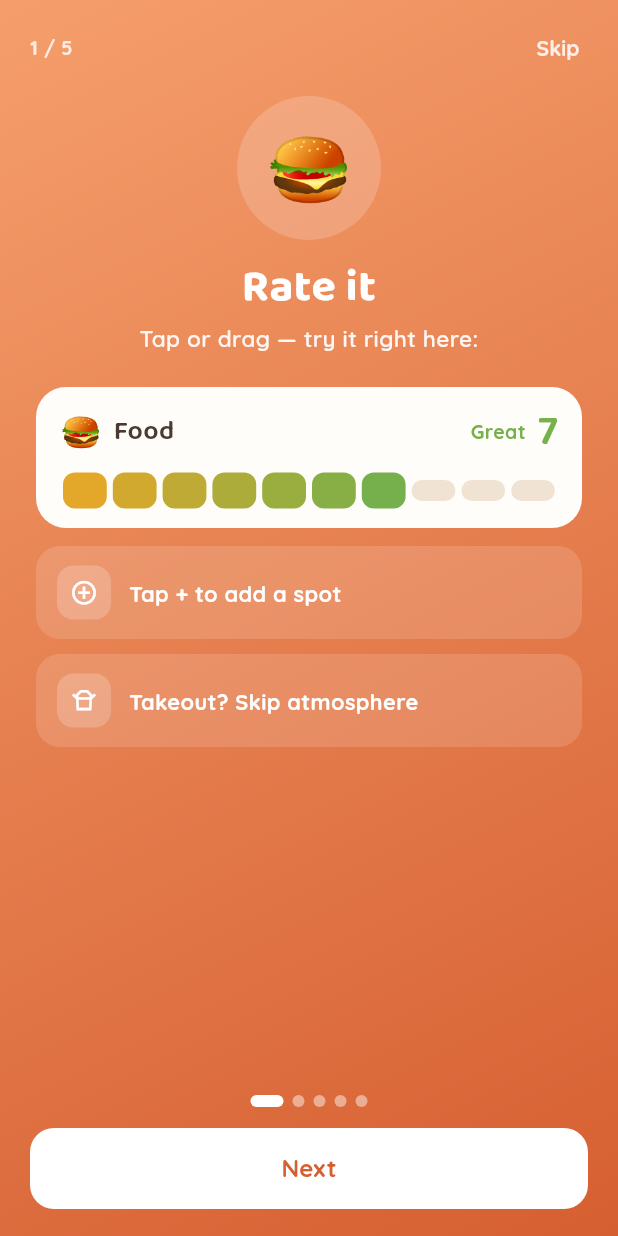
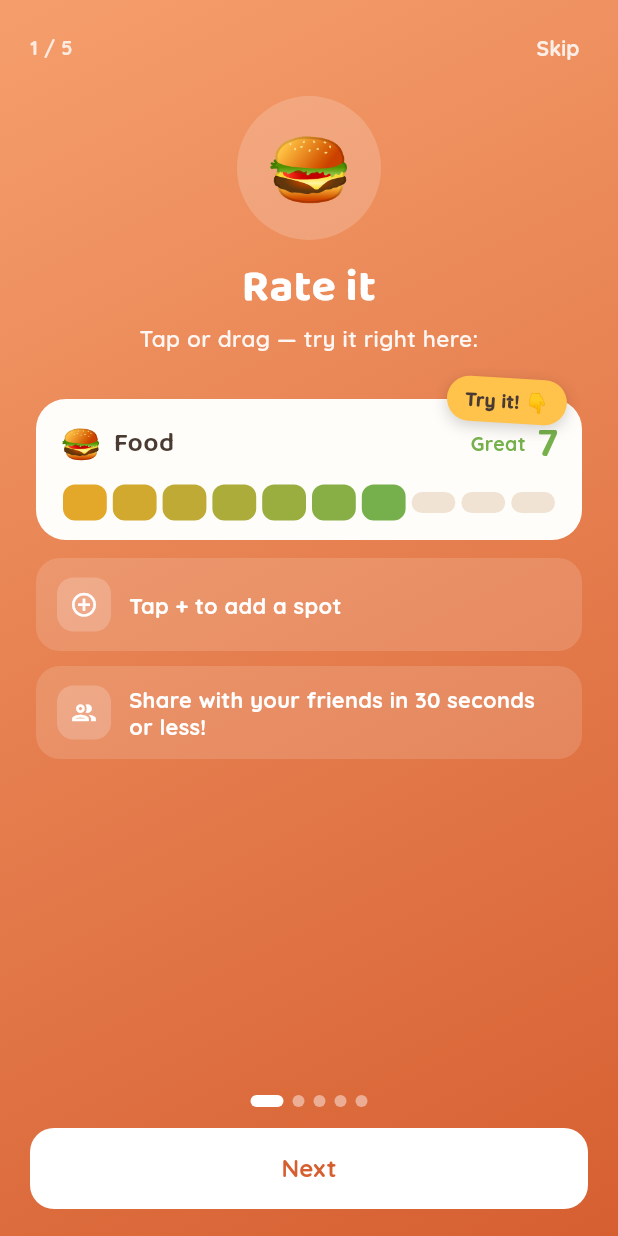
Before and after one commit to AviCagan/Restaurant-tracking, a Flutter app: the screen it shows once a user with an empty profile is signed in, on a phone screen of 412 x 824 dp. Run offline on Flutter 3.47's test engine with Material 3 defaults, Android fonts, the phone set to English and light mode, and no system bars; our stand-ins replace cached_network_image, cloud_firestore, firebase_auth, firebase_core, firebase_storage, flutter_local_notifications and 9 more; missing offline and left inert: dart:js_interop; accounts and stored records are empty; generated files the repository leaves out were written again.

Commit message:
Tour dismissal without navigation, Try-it bubble, copy tweaks
- First-run tour no longer relies on Navigator.pop to dismiss (which was
  failing on the deployed web while working on Android): MainScaffold now
  renders the tour in place until the tour-seen flag flips, so Skip and
  "Let's eat!" are a pure state change that behaves identically on every
  platform. Settings replays still arrive as a pushed route, which the
  same finish handler pops.
- A honey "Try it! 👇" bubble sits on the corner of the live rating bar.
- Page-one bullet now reads "Share with your friends in 30 seconds or
  less!" and the Food Map lead bullet is "Check out where all the good
  spots are at!".

Co-Authored-By: Claude Fable 5 <noreply@anthropic.com>
Claude-Session: https://claude.ai/code/session_01EyujdCbA9PVdFpE7vHT831

```diff
--- a/lib/screens/main_scaffold.dart
+++ b/lib/screens/main_scaffold.dart
@@ -39,11 +39,9 @@ class _MainScaffoldState extends State<MainScaffold> {
     super.initState();
     WidgetsBinding.instance.addPostFrameCallback((_) async {
       if (!mounted) return;
-      // First time in the app: show the quick tour.
-      if (!AppPrefs.tourSeen.value) {
-        TourScreen.show(context);
-        return;
-      }
+      // First launch shows the tour (rendered in-place by build) — skip
+      // the Wrapped check until a later launch.
+      if (!AppPrefs.tourSeen.value) return;
       // On the 1st of the month: last month's Wrapped (once).
       final now = DateTime.now();
       final lastMonth = DateTime(now.year, now.month - 1, 1);
@@ -92,6 +90,20 @@ class _MainScaffoldState extends State<MainScaffold> {
   @override
   Widget build(BuildContext context) {
     final topInset = MediaQuery.of(context).padding.top;
+    return ValueListenableBuilder<bool>(
+      valueListenable: AppPrefs.tourSeen,
+      builder: (context, tourSeen, child) {
+        // First run: the tour IS the screen — no navigation involved, so
+        // finishing it works identically on Android and the web. It
+        // disappears the instant the "seen" flag flips.
+        if (!tourSeen) return const TourScreen();
+        return child!;
+      },
+      child: _buildScaffold(topInset),
+    );
+  }
+
+  Widget _buildScaffold(double topInset) {
     return Scaffold(
       body: Column(
         children: [
--- a/lib/screens/tour_screen.dart
+++ b/lib/screens/tour_screen.dart
@@ -64,7 +64,8 @@ const _pages = [
     demo: true,
     features: [
       _Feature(Icons.add_circle_outline, 'Tap + to add a spot'),
-      _Feature(Icons.takeout_dining_outlined, 'Takeout? Skip atmosphere'),
+      _Feature(Icons.group_outlined,
+          'Share with your friends in 30 seconds or less!'),
     ],
   ),
   _TourPage(
@@ -86,7 +87,8 @@ const _pages = [
     top: Color(0xFF6FAEDC),
     bottom: Color(0xFF3574A6),
     features: [
-      _Feature(Icons.place_outlined, 'Greener pin = better eats'),
+      _Feature(Icons.place_outlined,
+          'Check out where all the good spots are at!'),
       _Feature(Icons.touch_app_outlined, 'Tap a pin for everyone\'s takes'),
     ],
   ),
@@ -125,9 +127,12 @@ class _TourScreenState extends State<TourScreen> {
     super.dispose();
   }
 
-  void _finish() {
-    AppPrefs.setTourSeen(true);
-    Navigator.of(context, rootNavigator: true).maybePop();
+  Future<void> _finish() async {
+    // First run: MainScaffold swaps us out the moment this flag flips (no
+    // navigation involved). Replays from Settings arrive as a pushed route,
+    // which the maybePop dismisses; on first run it's a safe no-op.
+    await AppPrefs.setTourSeen(true);
+    if (mounted) Navigator.of(context, rootNavigator: true).maybePop();
   }
 
   @override
@@ -273,6 +278,7 @@ class _TourScreenState extends State<TourScreen> {
           ),
           const SizedBox(height: 22),
           if (p.demo) ...[
+            const SizedBox(height: 8),
             _Reveal(
               slot: 3,
               pageKey: index,
@@ -282,7 +288,10 @@ class _TourScreenState extends State<TourScreen> {
                 behavior: HitTestBehavior.opaque,
                 onHorizontalDragStart: (_) {},
                 onHorizontalDragUpdate: (_) {},
-                child: Container(
+                child: Stack(
+                  clipBehavior: Clip.none,
+                  children: [
+                    Container(
                       width: double.infinity,
                       padding: const EdgeInsets.fromLTRB(16, 14, 16, 12),
                       decoration: BoxDecoration(
@@ -295,6 +304,37 @@ class _TourScreenState extends State<TourScreen> {
                         value: _demoRating,
                         onChanged: (v) => setState(() => _demoRating = v),
                       ),
+                    ),
+                    // A playful "Try it!" bubble perched on the card.
+                    Positioned(
+                      top: -14,
+                      right: 10,
+                      child: Transform.rotate(
+                        angle: 0.06,
+                        child: Container(
+                          padding: const EdgeInsets.symmetric(
+                              horizontal: 12, vertical: 6),
+                          decoration: BoxDecoration(
+                            color: const Color(0xFFFFC24B),
+                            borderRadius: BorderRadius.circular(20),
+                            boxShadow: [
+                              BoxShadow(
+                                color:
+                                    Colors.black.withValues(alpha: 0.18),
+                                blurRadius: 8,
+                                offset: const Offset(0, 3),
+                              ),
+                            ],
+                          ),
+                          child: const Text('Try it! 👇',
+                              style: TextStyle(
+                                  fontSize: 12.5,
+                                  fontWeight: FontWeight.w900,
+                                  color: Color(0xFF4A3B32))),
+                        ),
+                      ),
+                    ),
+                  ],
                 ),
               ),
             ),
```
Lines whose indentation alone changed are shown as unchanged.
